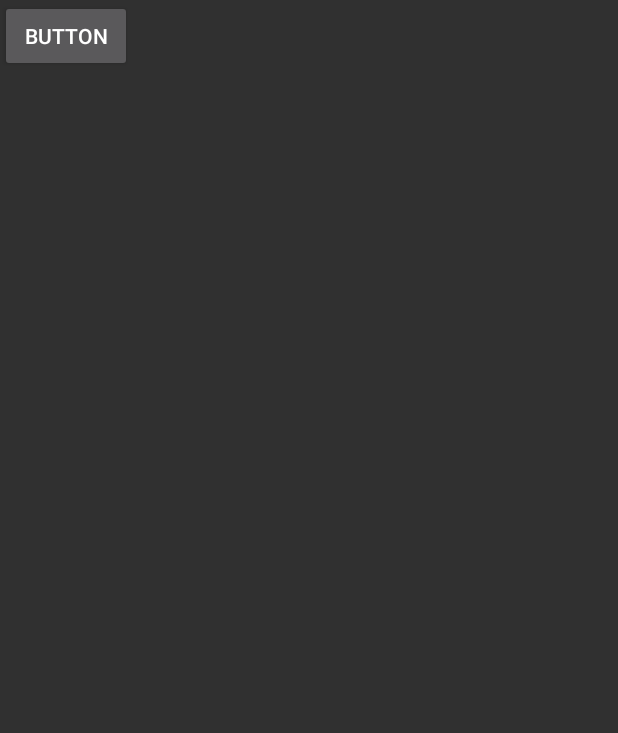
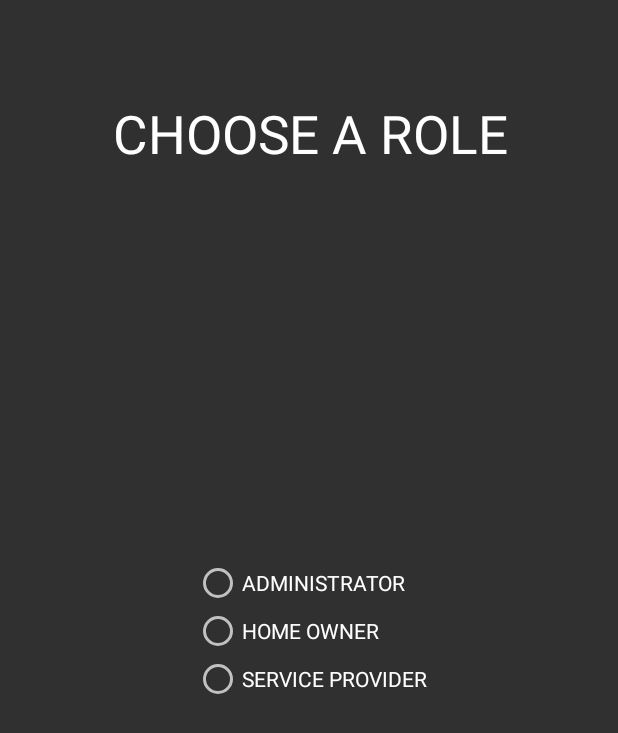
Before and after one commit to JMKM-SEG/AndroidFiles, an Android app: the MainActivity screen opened directly, with no data from a screen before it, on a phone screen of 412 x 824 dp. Shown: the top 733 px of the screen. Run offline under Robolectric (Android 15) with nearby library versions, the phone set to English and light mode, and no system bars.

Commit message:
added new activities

```diff
--- a/app/build.gradle
+++ b/app/build.gradle
@@ -26,4 +26,5 @@ dependencies {
     testImplementation 'junit:junit:4.12'
     androidTestImplementation 'com.android.support.test:runner:1.0.2'
     androidTestImplementation 'com.android.support.test.espresso:espresso-core:3.0.2'
+    implementation 'com.android.support:design:28.0.0'
 }
--- /dev/null
+++ b/app/src/main/res/layout/activity_01.xml
@@ -0,0 +1,70 @@
+<?xml version="1.0" encoding="utf-8"?>
+<android.support.constraint.ConstraintLayout xmlns:android="http://schemas.android.com/apk/res/android"
+    xmlns:app="http://schemas.android.com/apk/res-auto"
+    xmlns:tools="http://schemas.android.com/tools"
+    android:layout_width="match_parent"
+    android:layout_height="match_parent"
+    tools:context=".MainActivity">
+
+    <TextView
+        android:id="@+id/textView"
+        android:layout_width="wrap_content"
+        android:layout_height="wrap_content"
+        android:layout_marginStart="117dp"
+        android:layout_marginLeft="117dp"
+        android:layout_marginTop="65dp"
+        android:layout_marginEnd="116dp"
+        android:layout_marginRight="116dp"
+        android:layout_marginBottom="475dp"
+        android:text="CHOOSE A ROLE"
+        android:textAppearance="@android:style/TextAppearance.Holo.Large"
+        android:textSize="35sp"
+        app:layout_constraintBottom_toBottomOf="parent"
+        app:layout_constraintEnd_toEndOf="parent"
+        app:layout_constraintStart_toStartOf="parent"
+        app:layout_constraintTop_toTopOf="parent"
+        app:layout_constraintVertical_bias="0.0" />
+
+    <RadioGroup
+        android:id="@+id/radioGroup"
+        android:layout_width="wrap_content"
+        android:layout_height="wrap_content"
+        android:layout_marginStart="115dp"
+        android:layout_marginLeft="115dp"
+        android:layout_marginTop="132dp"
+        android:layout_marginEnd="114dp"
+        android:layout_marginRight="114dp"
+        android:layout_marginBottom="228dp"
+        app:layout_constraintBottom_toBottomOf="parent"
+        app:layout_constraintEnd_toEndOf="parent"
+        app:layout_constraintStart_toStartOf="parent"
+        app:layout_constraintTop_toBottomOf="@+id/textView">
+
+        <RadioButton
+            android:id="@+id/btn02"
+            android:layout_width="wrap_content"
+            android:layout_height="wrap_content"
+            android:layout_weight="1"
+            android:clickable="true"
+            android:onClick="onRadioButtonClicked"
+            android:text="ADMINISTRATOR"
+            tools:onClick="openAdministrator" />
+
+        <RadioButton
+            android:id="@+id/btn03"
+            android:layout_width="wrap_content"
+            android:layout_height="wrap_content"
+            android:layout_weight="1"
+            android:onClick="onRadioButtonClicked"
+            android:text="HOME OWNER" />
+
+        <RadioButton
+            android:id="@+id/btn04"
+            android:layout_width="wrap_content"
+            android:layout_height="wrap_content"
+            android:layout_weight="1"
+            android:onClick="onRadioButtonClicked"
+            android:text="SERVICE PROVIDER" />
+    </RadioGroup>
+
+</android.support.constraint.ConstraintLayout>
--- a/app/src/main/res/layout/activity_main.xml
+++ /dev/null
@@ -1,27 +0,0 @@
-<?xml version="1.0" encoding="utf-8"?>
-<android.support.constraint.ConstraintLayout xmlns:android="http://schemas.android.com/apk/res/android"
-    xmlns:app="http://schemas.android.com/apk/res-auto"
-    xmlns:tools="http://schemas.android.com/tools"
-    android:layout_width="match_parent"
-    android:layout_height="match_parent"
-    tools:context=".MainActivity">
-
-    <LinearLayout
-        android:layout_width="match_parent"
-        android:layout_height="match_parent"
-        android:orientation="horizontal">
-
-        <LinearLayout
-            android:layout_width="match_parent"
-            android:layout_height="match_parent"
-            android:orientation="vertical">
-
-            <Button
-                android:id="@+id/button3"
-                android:layout_width="wrap_content"
-                android:layout_height="wrap_content"
-                android:text="Button" />
-        </LinearLayout>
-    </LinearLayout>
-
-</android.support.constraint.ConstraintLayout>
--- a/app/src/main/res/values/strings.xml
+++ b/app/src/main/res/values/strings.xml
@@ -4,4 +4,5 @@
     <string name="title_activity_fullscreen">FullscreenActivity</string>
     <string name="dummy_button">Dummy Button</string>
     <string name="dummy_content">DUMMY\nCONTENT</string>
+    <string name="hint">hint</string>
 </resources>
```
Also changed, not shown: app/src/main/AndroidManifest.xml (+4 -5 lines), app/src/main/java/engineering/jmkm/seg2505/projet_jmkm/FullscreenActivity.java (+23 -1 lines), app/src/main/java/engineering/jmkm/seg2505/projet_jmkm/MainActivity.java (+40 -1 lines), app/src/main/java/engineering/jmkm/seg2505/projet_jmkm/MainActivity2.java (added, +15 -0 lines), app/src/main/res/layout/activity_02.xml (added, +134 -0 lines), app/src/main/res/layout/mainactivity_fullscreen.xml (renamed from app/src/main/res/layout/activity_fullscreen.xml).
